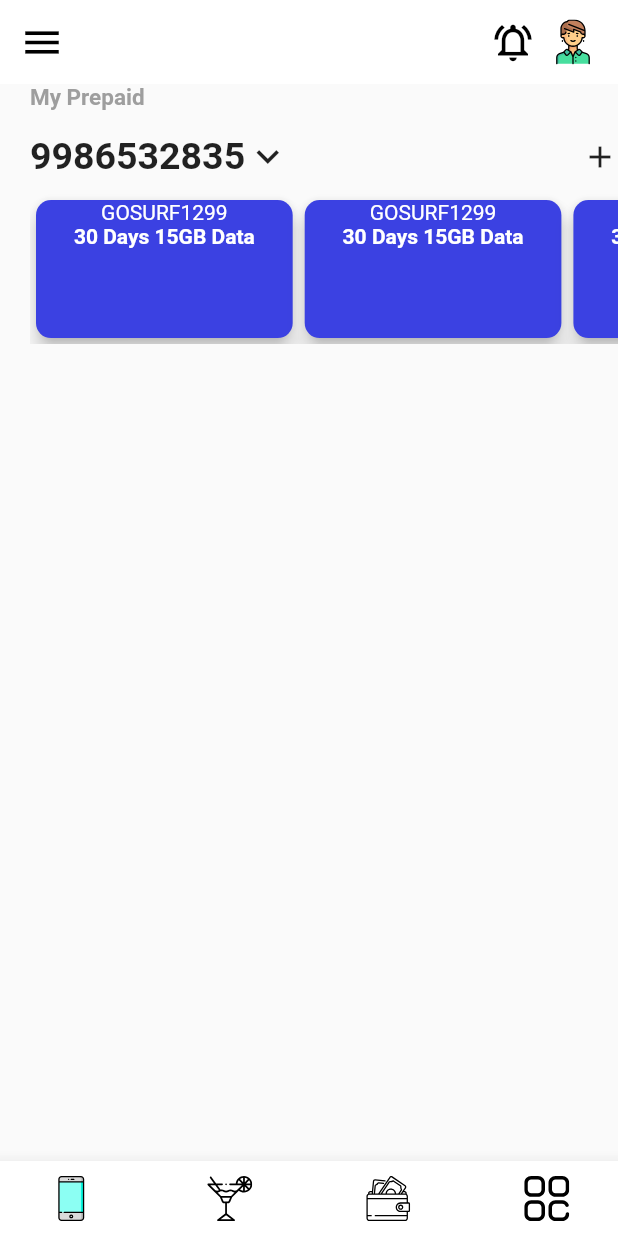
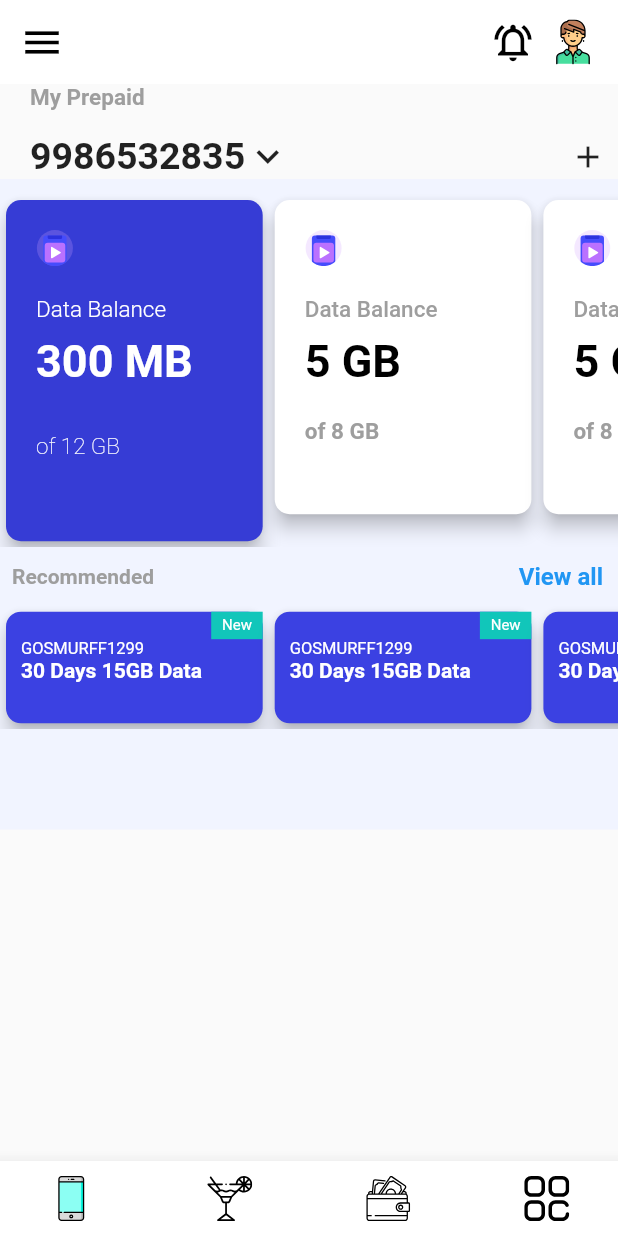
Before and after one commit to raunak-many-ac/Flutter_UI, a Flutter app: the screen it shows after launch, on a phone screen of 412 x 824 dp. Run offline on Flutter 3.47's test engine with Material 2 defaults, Android fonts, the phone set to English and light mode, and no system bars; our stand-ins replace flutter_svg.

Commit message:
cards done

```diff
--- /dev/null
+++ b/lib/Carousal.dart
@@ -0,0 +1,149 @@
+import 'package:flutter/material.dart';
+import 'package:flutter_svg/flutter_svg.dart';
+
+class Carousal extends StatefulWidget {
+  @override
+  _CarousalState createState() => _CarousalState();
+}
+
+class _CarousalState extends State<Carousal> {
+  @override
+  Widget build(BuildContext context) {
+    return SingleChildScrollView(
+      scrollDirection: Axis.horizontal,
+      padding: EdgeInsets.only(top: 10),
+      physics: BouncingScrollPhysics(),
+      child: Container(
+        height: MediaQuery.of(context).size.height/3.5,
+        child: Row(
+          children: [
+            Highlighted_Item(),
+            Item(),
+            Item(),
+            Item(),
+          ],
+        ),
+      ),
+    );
+  }
+
+  Widget Item(){
+    return Padding(
+      padding: const EdgeInsets.only(bottom: 18.0),
+      child: Container(
+        width: MediaQuery.of(context).size.width / 2.3,
+        child: Card(
+          elevation: 5,
+          color: Colors.white,
+          shape: RoundedRectangleBorder(
+            borderRadius: BorderRadius.circular(10.0),
+          ),
+          child: Padding(
+            padding: const EdgeInsets.only(left: 20, top: 20, bottom: 20),
+            child: Column(
+              children: [
+                Align(
+                  alignment: Alignment.centerLeft,
+                  child: SvgPicture.asset("assets/videoplayer.svg"),
+                ),
+                Padding(
+                  padding: const EdgeInsets.only(top: 20.0),
+                  child: Align(
+                    alignment: Alignment.topLeft,
+                    child: Text(
+                      "Data Balance",
+                      textAlign: TextAlign.start,
+                      style: TextStyle(color: Colors.grey, fontSize: 15, fontWeight: FontWeight.w500),
+                    ),
+                  ),
+                ),
+                Padding(
+                  padding: const EdgeInsets.only(top: 8.0),
+                  child: Align(
+                    alignment: Alignment.topLeft,
+                    child: Text(
+                      "5 GB",
+                      textAlign: TextAlign.start,
+                      style:
+                      TextStyle(color: Colors.black, fontWeight: FontWeight.bold, fontSize: 30),
+                    ),
+                  ),
+                ),
+                Padding(
+                  padding: const EdgeInsets.only(top: 20.0),
+                  child: Align(
+                    alignment: Alignment.topLeft,
+                    child: Text(
+                      "of 8 GB",
+                      textAlign: TextAlign.start,
+                      style: TextStyle(color: Colors.grey, fontSize: 15, fontWeight: FontWeight.w600),
+                    ),
+                  ),
+                ),
+              ],
+            ),
+          ),
+        ),
+      ),
+    );
+  }
+
+  Widget Highlighted_Item(){
+    return Container(
+
+      width: MediaQuery.of(context).size.width / 2.3,
+      child: Card(
+        elevation: 5,
+        color: Color.fromRGBO(54,60,213,1),
+        shape: RoundedRectangleBorder(
+          borderRadius: BorderRadius.circular(10.0),
+        ),
+        child: Padding(
+          padding: const EdgeInsets.only(left: 20, top: 20, bottom: 20),
+          child: Column(
+            children: [
+              Align(
+                alignment: Alignment.centerLeft,
+                child: SvgPicture.asset("assets/videoplayer.svg"),
+              ),
+              Padding(
+                padding: const EdgeInsets.only(top: 20.0),
+                child: Align(
+                  alignment: Alignment.topLeft,
+                  child: Text(
+                    "Data Balance",
+                    textAlign: TextAlign.start,
+                    style: TextStyle(color: Colors.white, fontSize: 15, fontWeight: FontWeight.w300),
+                  ),
+                ),
+              ),
+              Padding(
+                padding: const EdgeInsets.only(top: 8.0),
+                child: Align(
+                  alignment: Alignment.topLeft,
+                  child: Text(
+                    "300 MB",
+                    textAlign: TextAlign.start,
+                    style:
+                    TextStyle(color: Colors.white, fontWeight: FontWeight.bold, fontSize: 30),
+                  ),
+                ),
+              ),
+              Padding(
+                padding: const EdgeInsets.only(top: 30.0),
+                child: Align(
+                  alignment: Alignment.topLeft,
+                  child: Text(
+                    "of 12 GB",
+                    textAlign: TextAlign.start,
+                    style: TextStyle(color: Colors.white, fontSize: 15, fontWeight: FontWeight.w200),
+                  ),
+                ),
+              ),
+            ],
+          ),
+        ),
+      ),
+    );
+  }
+}
--- /dev/null
+++ b/lib/DataPlans.dart
@@ -0,0 +1,24 @@
+import 'package:flutter/material.dart';
+import 'package:myproject/Carousal.dart';
+import 'package:myproject/RecommendedPlans.dart';
+
+class DataPlans extends StatefulWidget {
+  @override
+  _DataPlansState createState() => _DataPlansState();
+}
+
+class _DataPlansState extends State<DataPlans> {
+  @override
+  Widget build(BuildContext context) {
+    return Container(
+      color: Color.fromRGBO(241,244,255, 1),
+      height: MediaQuery.of(context).size.height/1.9,
+      child: Column(
+        children: [
+          Carousal(),
+          RecommendedPlans(),
+        ],
+      ),
+    );
+  }
+}
--- a/lib/Header.dart
+++ b/lib/Header.dart
@@ -9,7 +9,9 @@ class _HeaderState extends State<Header> {
   @override
   Widget build(BuildContext context) {
     return
-     Container(
+     Padding(
+       padding: EdgeInsets.only(left: 20.0),
+       child: Container(
           height: MediaQuery.of(context).size.height/13,
           // color: Colors.amber,
           child: Column(
@@ -17,7 +19,9 @@ class _HeaderState extends State<Header> {
             mainAxisAlignment: MainAxisAlignment.spaceBetween,
             children: [
               Text("My Prepaid", style: TextStyle(fontSize: 15, fontWeight: FontWeight.bold, color: Colors.grey)),
-            Row(
+              Padding(
+                padding: const EdgeInsets.only(right: 8.0),
+                child: Row(
                   mainAxisAlignment: MainAxisAlignment.spaceBetween,
                   children: [
                     Row(
@@ -28,10 +32,12 @@ class _HeaderState extends State<Header> {
                     ),
                     Icon(Icons.add)
                   ],
+                ),
               )
             ],
           ),
 
+    ),
      );
   }
 }
--- /dev/null
+++ b/lib/RecommendedPlans.dart
@@ -0,0 +1,109 @@
+import 'package:flutter/cupertino.dart';
+import 'package:flutter/material.dart';
+
+class RecommendedPlans extends StatefulWidget {
+  @override
+  _RecommendedPlansState createState() => _RecommendedPlansState();
+}
+
+class _RecommendedPlansState extends State<RecommendedPlans> {
+  @override
+  Widget build(BuildContext context) {
+    return Column(
+      children: [
+        Padding(
+          padding: const EdgeInsets.only(left: 8.0, right: 10, top: 10),
+          child: Row(
+            mainAxisAlignment: MainAxisAlignment.spaceBetween,
+            children: [
+              Text(
+                "Recommended",
+                textAlign: TextAlign.start,
+                style: TextStyle(color: Colors.grey, fontSize: 14, fontWeight: FontWeight.bold),
+              ),
+              Text(
+                "View all",
+                textAlign: TextAlign.start,
+                style: TextStyle(color: Colors.blue, fontSize: 16, fontWeight: FontWeight.bold),
+              ),
+            ],
+          ),
+        ),
+        SingleChildScrollView(
+          scrollDirection: Axis.horizontal,
+          padding: EdgeInsets.only(top: 10),
+          physics: BouncingScrollPhysics(),
+          child: Container(
+            height: MediaQuery.of(context).size.height/10,
+            child: Row(
+              children: [
+                Item(),
+                Item(),
+                Item(),
+                Item(),
+              ],
+            ),
+          ),
+        ),
+      ],
+    );
+  }
+
+  Widget Item() {
+    return Container(
+      height: MediaQuery.of(context).size.height / 5,
+      width: MediaQuery.of(context).size.width / 2.3,
+      child: Card(
+        elevation: 5,
+        color: Color.fromRGBO(59, 65, 226, 1),
+        shape: RoundedRectangleBorder(
+          borderRadius: BorderRadius.circular(10.0),
+        ),
+        child: Padding(
+          padding: const EdgeInsets.only(left: 10),
+          child: Column(
+            children: [
+              Container(
+                child: Align(
+                  alignment: Alignment.topRight,
+                  child: newText(),
+                ),
+              ),
+              Align(
+                alignment: Alignment.topLeft,
+                child: Text(
+                  "GOSMURFF1299",
+                  textAlign: TextAlign.start,
+                  style: TextStyle(color: Colors.white, fontSize: 11),
+                ),
+              ),
+              Align(
+                alignment: Alignment.topLeft,
+                child: Text(
+                  "30 Days 15GB Data",
+                  textAlign: TextAlign.start,
+                  style:
+                      TextStyle(color: Colors.white, fontWeight: FontWeight.bold),
+                ),
+              ),
+            ],
+          ),
+        ),
+      ),
+    );
+  }
+
+  Widget newText() {
+    return Container(
+      color: Color.fromRGBO(17, 198, 186, 1),
+      height: MediaQuery.of(context).size.height / 45,
+      width: MediaQuery.of(context).size.width / 12,
+      child: Center(
+        child: Text(
+          "New",
+          style: TextStyle(color: Colors.white, fontSize: 10),
+        ),
+      ),
+    );
+  }
+}
--- a/lib/Stats_And_Plans.dart
+++ /dev/null
@@ -1,61 +0,0 @@
-import 'package:flutter/cupertino.dart';
-import 'package:flutter/material.dart';
-
-class Stats_And_Plans extends StatefulWidget {
-  @override
-  _Stats_And_PlansState createState() => _Stats_And_PlansState();
-}
-
-class _Stats_And_PlansState extends State<Stats_And_Plans> {
-  @override
-  Widget build(BuildContext context) {
-    return SingleChildScrollView(
-      scrollDirection: Axis.horizontal,
-      padding: EdgeInsets.only(top: 10),
-      physics: BouncingScrollPhysics(),
-      child: Container(
-        height: 100,
-        child: Row(
-          children: [
-            Item(),
-            Item(),
-            Item(),
-            Item(),
-          ],
-        ),
-      ),
-    );
-  }
-
-  Widget Item() {
-    return Container(
-      height: MediaQuery.of(context).size.height / 3,
-      width: MediaQuery.of(context).size.width / 2.3,
-      child: Card(
-        elevation: 5,
-        color: Color.fromRGBO(59, 65, 226, 1),
-        shape: RoundedRectangleBorder(
-          borderRadius: BorderRadius.circular(10.0),
-        ),
-        child: Column(
-          children: [
-            Center(
-              child: Text(
-                "GOSURF1299",
-                textAlign: TextAlign.center,
-                style: TextStyle(color: Colors.white),
-              ),
-            ),
-            Center(
-              child: Text(
-                "30 Days 15GB Data",
-                textAlign: TextAlign.center,
-                style: TextStyle(color: Colors.white, fontWeight: FontWeight.bold),
-              ),
-            ),
-          ],
-        ),
-      ),
-    );
-  }
-}
--- a/lib/main.dart
+++ b/lib/main.dart
@@ -1,6 +1,7 @@
 import 'package:flutter/material.dart';
 import 'package:flutter_svg/flutter_svg.dart';
-import 'package:myproject/Stats_And_Plans.dart';
+import 'package:myproject/DataPlans.dart';
+import 'package:myproject/RecommendedPlans.dart';
 import "package:myproject/bottom_bar.dart";
 import "package:myproject/Header.dart";
 
@@ -53,16 +54,14 @@ class _MyHomePageState extends State<MyHomePage> {
           ),
         ],
       ),
-      body: Padding(
-        padding: const EdgeInsets.only(left: 20.0),
-        child: Column(
+      body:  Column(
           children: [
             Header(),
-            Stats_And_Plans(),
+            DataPlans(),
 
           ],
         ),
-      ),
+
       bottomNavigationBar: BottomBar(),
       );// This trailing comma makes auto-formatting nicer for build methods.
   }
```
Also changed, not shown: assets/videoplayer.svg (added). Lines whose indentation alone changed are shown as unchanged.
